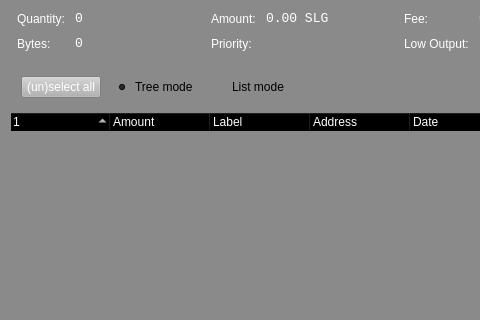
Qt form src/qt/forms/coincontroldialog.ui (Sterlingcoin/Sterlingcoin-1.7-Release) before a commit; both pictures show x 0 to 480 and y 0 to 320 of the 790 by 500 pixel window.
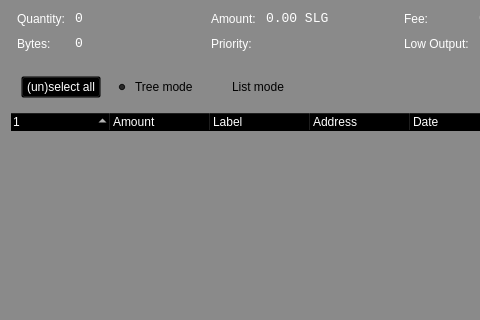
The same form after that commit. Custom widgets are drawn as their Qt base class.

Diff of the .ui file:
```diff
--- a/src/qt/forms/coincontroldialog.ui
+++ b/src/qt/forms/coincontroldialog.ui
@@ -1993,10 +1993,10 @@
             </colorrole>
             <colorrole role="Button">
              <brush brushstyle="SolidPattern">
-              <color alpha="255">
-               <red>178</red>
-               <green>178</green>
-               <blue>178</blue>
+              <color alpha="0">
+               <red>0</red>
+               <green>0</green>
+               <blue>0</blue>
               </color>
              </brush>
             </colorrole>
@@ -2020,19 +2020,19 @@
             </colorrole>
             <colorrole role="Base">
              <brush brushstyle="SolidPattern">
-              <color alpha="255">
-               <red>178</red>
-               <green>178</green>
-               <blue>178</blue>
+              <color alpha="0">
+               <red>0</red>
+               <green>0</green>
+               <blue>0</blue>
               </color>
              </brush>
             </colorrole>
             <colorrole role="Window">
              <brush brushstyle="SolidPattern">
-              <color alpha="255">
-               <red>178</red>
-               <green>178</green>
-               <blue>178</blue>
+              <color alpha="0">
+               <red>0</red>
+               <green>0</green>
+               <blue>0</blue>
               </color>
              </brush>
             </colorrole>
@@ -2049,10 +2049,10 @@
             </colorrole>
             <colorrole role="Button">
              <brush brushstyle="SolidPattern">
-              <color alpha="255">
-               <red>178</red>
-               <green>178</green>
-               <blue>178</blue>
+              <color alpha="0">
+               <red>0</red>
+               <green>0</green>
+               <blue>0</blue>
               </color>
              </brush>
             </colorrole>
@@ -2076,19 +2076,19 @@
             </colorrole>
             <colorrole role="Base">
              <brush brushstyle="SolidPattern">
-              <color alpha="255">
-               <red>178</red>
-               <green>178</green>
-               <blue>178</blue>
+              <color alpha="0">
+               <red>0</red>
+               <green>0</green>
+               <blue>0</blue>
               </color>
              </brush>
             </colorrole>
             <colorrole role="Window">
              <brush brushstyle="SolidPattern">
-              <color alpha="255">
-               <red>178</red>
-               <green>178</green>
-               <blue>178</blue>
+              <color alpha="0">
+               <red>0</red>
+               <green>0</green>
+               <blue>0</blue>
               </color>
              </brush>
             </colorrole>
@@ -2105,10 +2105,10 @@
             </colorrole>
             <colorrole role="Button">
              <brush brushstyle="SolidPattern">
-              <color alpha="255">
-               <red>178</red>
-               <green>178</green>
-               <blue>178</blue>
+              <color alpha="0">
+               <red>0</red>
+               <green>0</green>
+               <blue>0</blue>
               </color>
              </brush>
             </colorrole>
@@ -2132,19 +2132,19 @@
             </colorrole>
             <colorrole role="Base">
              <brush brushstyle="SolidPattern">
-              <color alpha="255">
-               <red>178</red>
-               <green>178</green>
-               <blue>178</blue>
+              <color alpha="0">
+               <red>0</red>
+               <green>0</green>
+               <blue>0</blue>
               </color>
              </brush>
             </colorrole>
             <colorrole role="Window">
              <brush brushstyle="SolidPattern">
-              <color alpha="255">
-               <red>178</red>
-               <green>178</green>
-               <blue>178</blue>
+              <color alpha="0">
+               <red>0</red>
+               <green>0</green>
+               <blue>0</blue>
               </color>
              </brush>
             </colorrole>
@@ -2152,8 +2152,7 @@
           </palette>
          </property>
          <property name="styleSheet">
-          <string notr="true">background-color: rgb(178, 178, 178);
-color: rgb(255,255,255);</string>
+          <string notr="true">background: transparent; color: rgb(255,255,255);</string>
          </property>
          <property name="text">
           <string>(un)select all</string>
```
Left out of the diff: 592 changed lines with no effect on the pictures.
